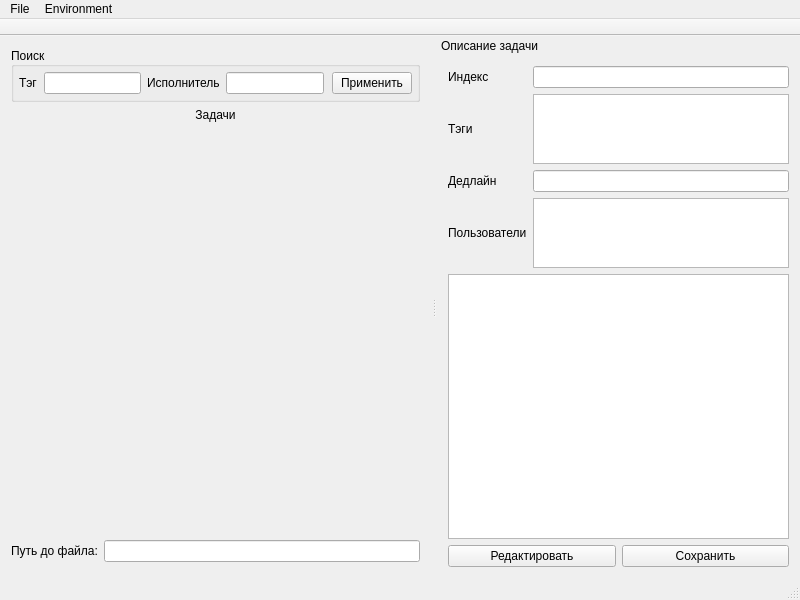
Above: app/LightTaskManager/gui/mainwindow.ui from moevm/gui-1h2018-06 before the change. Below: the same form after it.
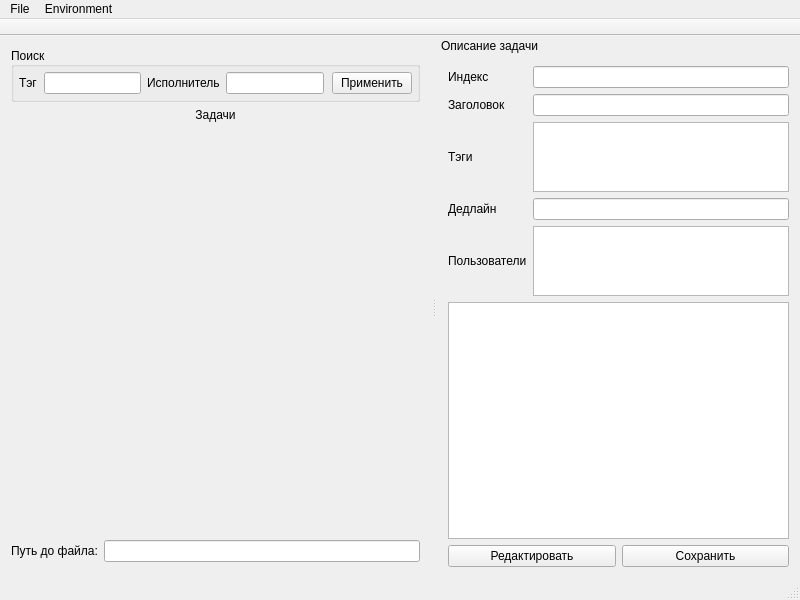
That is the form after the change. Icons and pictures are not drawn.

The edit to the form file:
```diff
--- a/app/LightTaskManager/gui/mainwindow.ui
+++ b/app/LightTaskManager/gui/mainwindow.ui
@@ -314,6 +314,33 @@
         <property name="bottomMargin">
          <number>0</number>
         </property>
+        <item row="2" column="1">
+         <widget class="QListWidget" name="currentTaskTagsListWidget"/>
+        </item>
+        <item row="3" column="0">
+         <widget class="QLabel" name="currentTaskDateLabel">
+          <property name="text">
+           <string>Дедлайн</string>
+          </property>
+         </widget>
+        </item>
+        <item row="3" column="1">
+         <widget class="QLineEdit" name="currentTaskDateLineEdit">
+          <property name="readOnly">
+           <bool>true</bool>
+          </property>
+         </widget>
+        </item>
+        <item row="4" column="0">
+         <widget class="QLabel" name="currentTaskUsersLabel">
+          <property name="text">
+           <string>Пользователи</string>
+          </property>
+         </widget>
+        </item>
+        <item row="4" column="1">
+         <widget class="QListWidget" name="currentTaskUsersListWidget"/>
+        </item>
         <item row="0" column="0">
          <widget class="QLabel" name="indexLabel">
           <property name="text">
@@ -328,40 +355,27 @@
           </property>
          </widget>
         </item>
-        <item row="1" column="0">
-         <widget class="QLabel" name="tagsLabel">
+        <item row="2" column="0">
+         <widget class="QLabel" name="currentTaskTagsLabel">
           <property name="text">
            <string>Тэги</string>
           </property>
          </widget>
         </item>
+        <item row="1" column="0">
+         <widget class="QLabel" name="currentTaskTitleLabel">
+          <property name="text">
+           <string>Заголовок</string>
+          </property>
+         </widget>
+        </item>
         <item row="1" column="1">
-         <widget class="QListWidget" name="tagsListWidget"/>
-        </item>
-        <item row="2" column="0">
-         <widget class="QLabel" name="dateLabel">
-          <property name="text">
-           <string>Дедлайн</string>
-          </property>
-         </widget>
-        </item>
-        <item row="2" column="1">
-         <widget class="QLineEdit" name="dateLineEdit">
+         <widget class="QLineEdit" name="currentTaskTitleLineEdit">
           <property name="readOnly">
            <bool>true</bool>
           </property>
          </widget>
         </item>
-        <item row="3" column="0">
-         <widget class="QLabel" name="usersLabel">
-          <property name="text">
-           <string>Пользователи</string>
-          </property>
-         </widget>
-        </item>
-        <item row="3" column="1">
-         <widget class="QListWidget" name="usersListWidget"/>
-        </item>
        </layout>
       </widget>
      </item>
```
Left out of the diff: 6 changed lines with no effect on the pictures.
